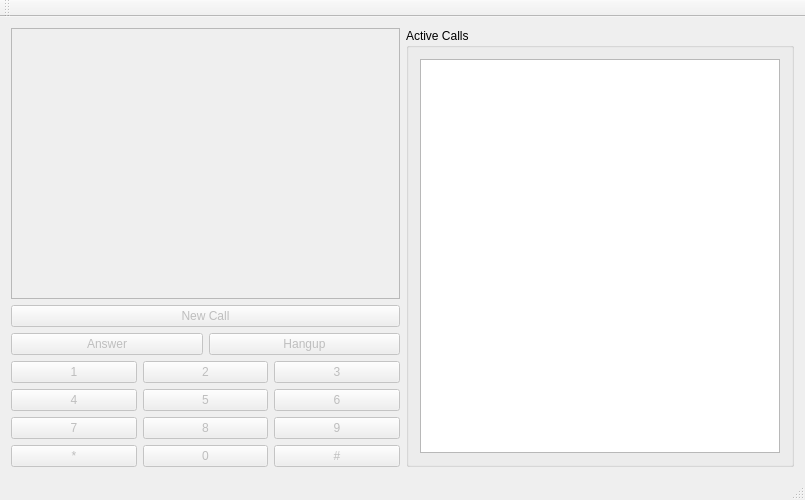
Before: the Qt Designer form jmesquita/FSPhone/mainwindow.ui in freeswitch/freeswitch-contrib, drawn with Qt 5.
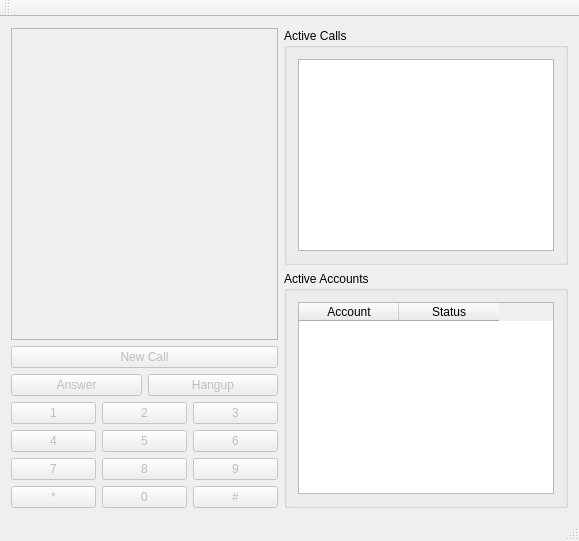
After: the same form once the commit is applied.

Commit message: Display account information

The edit to the form file:
```diff
--- a/jmesquita/FSPhone/mainwindow.ui
+++ b/jmesquita/FSPhone/mainwindow.ui
@@ -6,15 +6,15 @@
    <rect>
     <x>0</x>
     <y>0</y>
-    <width>805</width>
-    <height>500</height>
+    <width>579</width>
+    <height>541</height>
    </rect>
   </property>
   <property name="windowTitle">
    <string>FSPhone - A FreeSWITCH softphone</string>
   </property>
   <widget class="QWidget" name="centralWidget">
-   <layout class="QHBoxLayout" name="horizontalLayout_3">
+   <layout class="QHBoxLayout" name="horizontalLayout_4">
     <item>
      <layout class="QVBoxLayout" name="verticalLayout_2">
       <item>
@@ -198,13 +198,78 @@
         <property name="title">
          <string>Active Calls</string>
         </property>
-        <layout class="QVBoxLayout" name="verticalLayout_3">
+        <layout class="QHBoxLayout" name="horizontalLayout_3">
          <item>
           <widget class="QListWidget" name="listCalls"/>
          </item>
         </layout>
        </widget>
       </item>
+      <item>
+       <widget class="QGroupBox" name="groupBox_2">
+        <property name="title">
+         <string>Active Accounts</string>
+        </property>
+        <layout class="QHBoxLayout" name="horizontalLayout_2">
+         <item>
+          <widget class="QTableWidget" name="tableAccounts">
+           <property name="alternatingRowColors">
+            <bool>false</bool>
+           </property>
+           <property name="selectionMode">
+            <enum>QAbstractItemView::NoSelection</enum>
+           </property>
+           <property name="selectionBehavior">
+            <enum>QAbstractItemView::SelectRows</enum>
+           </property>
+           <property name="showGrid">
+            <bool>false</bool>
+           </property>
+           <property name="cornerButtonEnabled">
+            <bool>true</bool>
+           </property>
+           <property name="rowCount">
+            <number>0</number>
+           </property>
+           <attribute name="horizontalHeaderVisible">
+            <bool>true</bool>
+           </attribute>
+           <attribute name="horizontalHeaderCascadingSectionResizes">
+            <bool>false</bool>
+           </attribute>
+           <attribute name="verticalHeaderVisible">
+            <bool>false</bool>
+           </attribute>
+           <attribute name="verticalHeaderHighlightSections">
+            <bool>false</bool>
+           </attribute>
+           <attribute name="verticalHeaderVisible">
+            <bool>false</bool>
+           </attribute>
+           <attribute name="horizontalHeaderCascadingSectionResizes">
+            <bool>false</bool>
+           </attribute>
+           <attribute name="horizontalHeaderVisible">
+            <bool>true</bool>
+           </attribute>
+           <attribute name="verticalHeaderHighlightSections">
+            <bool>false</bool>
+           </attribute>
+           <column>
+            <property name="text">
+             <string>Account</string>
+            </property>
+           </column>
+           <column>
+            <property name="text">
+             <string>Status</string>
+            </property>
+           </column>
+          </widget>
+         </item>
+        </layout>
+       </widget>
+      </item>
      </layout>
     </item>
    </layout>
```
Left out of the diff: 2 changed lines with no effect on the pictures. The commit also changes 4 other files.
